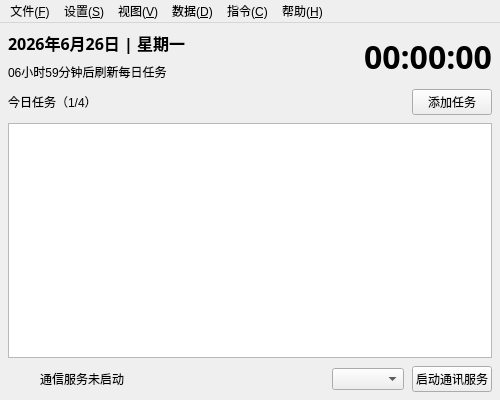
First picture: the form in MainWindow.ui, repository AndroidCoderPeng/TaskDispatcher, before the edit.
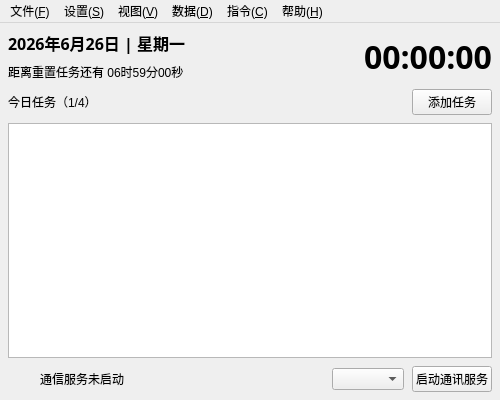
Second picture: the form after the edit. Icons and pictures are not drawn.

Commit message: feat(ui): 添加倒计时功能，实时显示距离重置任务的时间

The edit to the form file:
```diff
--- a/MainWindow.ui
+++ b/MainWindow.ui
@@ -71,7 +71,7 @@
                                         <item>
                                             <widget class="QLabel" name="countDownLabel">
                                                 <property name="text">
-                                                    <string>06小时59分钟后刷新每日任务</string>
+                                                    <string>距离重置任务还有 06时59分00秒</string>
                                                 </property>
                                             </widget>
                                         </item>
```
The commit also changes 2 other files.
